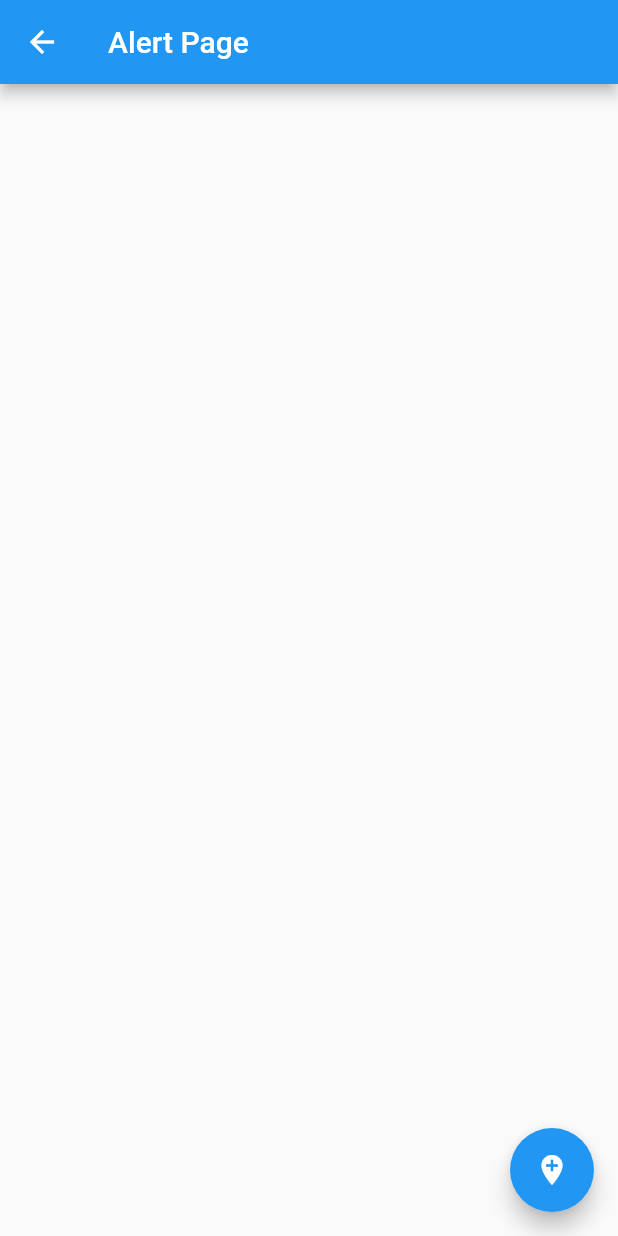
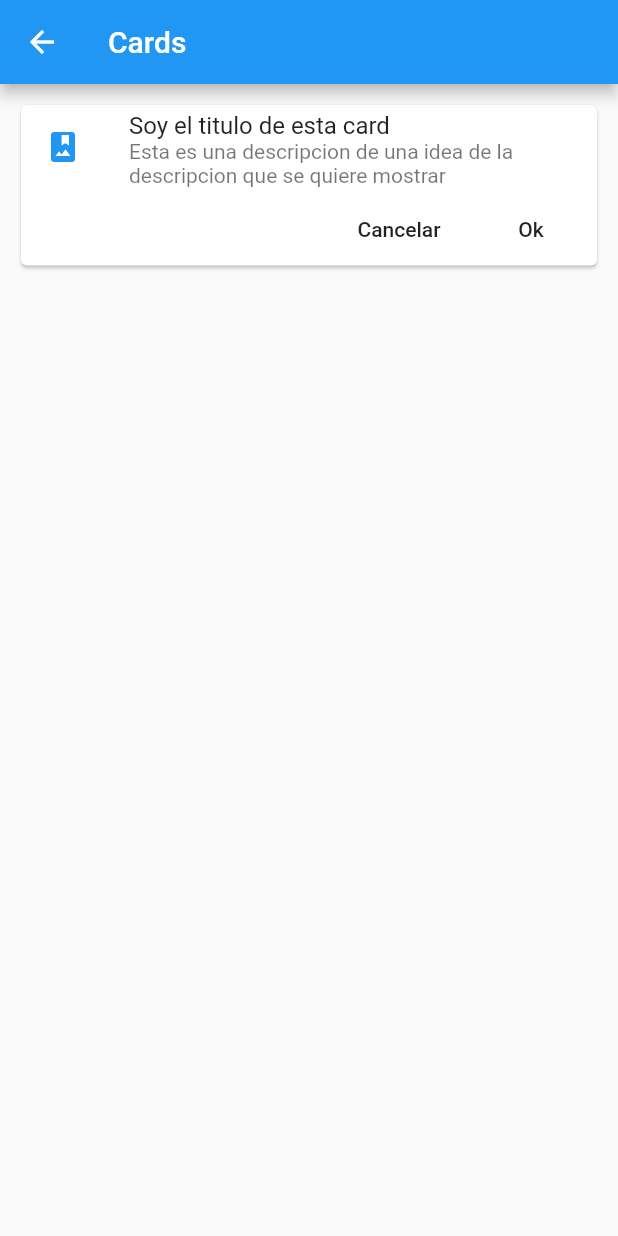
Before and after one commit to himuraxkenji/ideal-memory, a Flutter app: the screen it shows after launch, after a tap on "Cards - Tarjetas", on a phone screen of 412 x 824 dp. Run offline on Flutter 3.47's test engine with Material 2 defaults, Android fonts, the phone set to English and light mode, and no system bars.

Commit message:
Card widget

```diff
--- a/lib/routes/routes.dart
+++ b/lib/routes/routes.dart
@@ -1,3 +1,4 @@
+import 'package:componentes/src/pages/card_page.dart';
 import 'package:flutter/material.dart';
 import 'package:componentes/src/pages/alert_page.dart';
 import 'package:componentes/src/pages/avatar_page.dart';
@@ -9,6 +10,7 @@ Map<String, WidgetBuilder> getApplicationRoutes(){
     '/'     : (BuildContext context) => HomePage(),
     'alert' : (BuildContext context) => AlertPage(),
     'avatar': (BuildContext context) => AvatarPage(),
+    'card'  : (BuildContext context) => CardPage(),
   };
 
 }
--- /dev/null
+++ b/lib/src/pages/card_page.dart
@@ -0,0 +1,47 @@
+import 'package:flutter/material.dart';
+
+class CardPage extends StatelessWidget {
+
+  @override
+  Widget build(BuildContext context) {
+    return Scaffold(
+      appBar: AppBar(
+        title: Text('Cards')
+      ),
+      body: ListView(
+        padding: EdgeInsets.symmetric(horizontal: 10, vertical: 10.0),
+        children: <Widget>[
+          _cardTipo1()
+        ],
+      )
+    );
+  }
+
+  Widget _cardTipo1() {
+    return Card(
+      child: Column(
+        children: <Widget>[
+          ListTile(
+            leading: Icon(Icons.photo_album, color: Colors.blue,),
+            title: Text('Soy el titulo de esta card'),
+            subtitle: Text('Esta es una descripcion de una idea de la descripcion que se quiere mostrar'),
+
+          ),
+          Row(
+            mainAxisAlignment: MainAxisAlignment.end,
+            children: <Widget>[
+              FlatButton(
+                child: Text('Cancelar'),
+                onPressed: (){},
+              ),
+              FlatButton(
+                child: Text('Ok'),
+                onPressed: (){},
+              )
+            ],
+          )
+        ],
+      ),
+    );
+  }
+}
```
Also changed, not shown: 1 other file.
